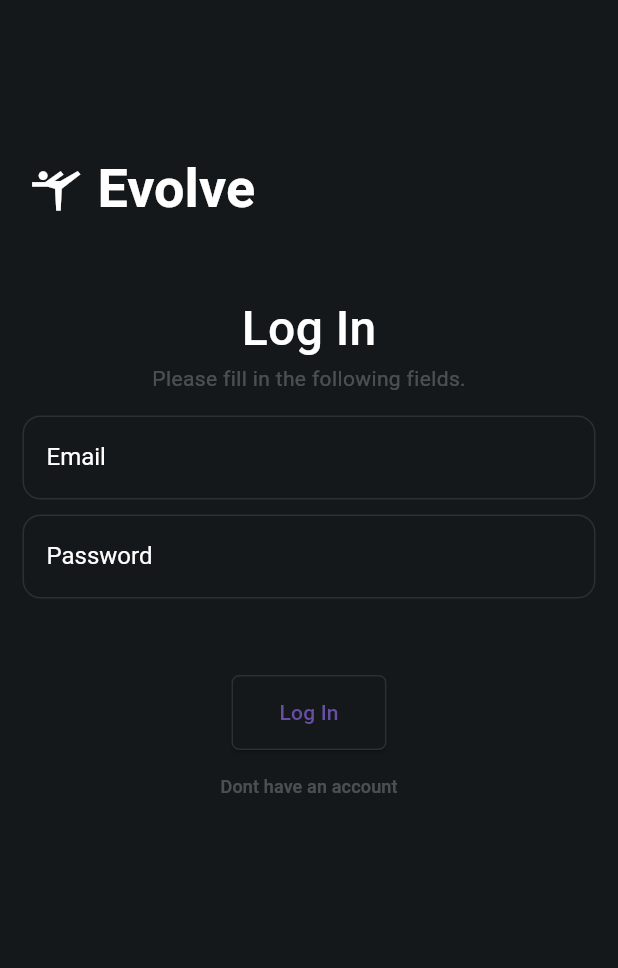
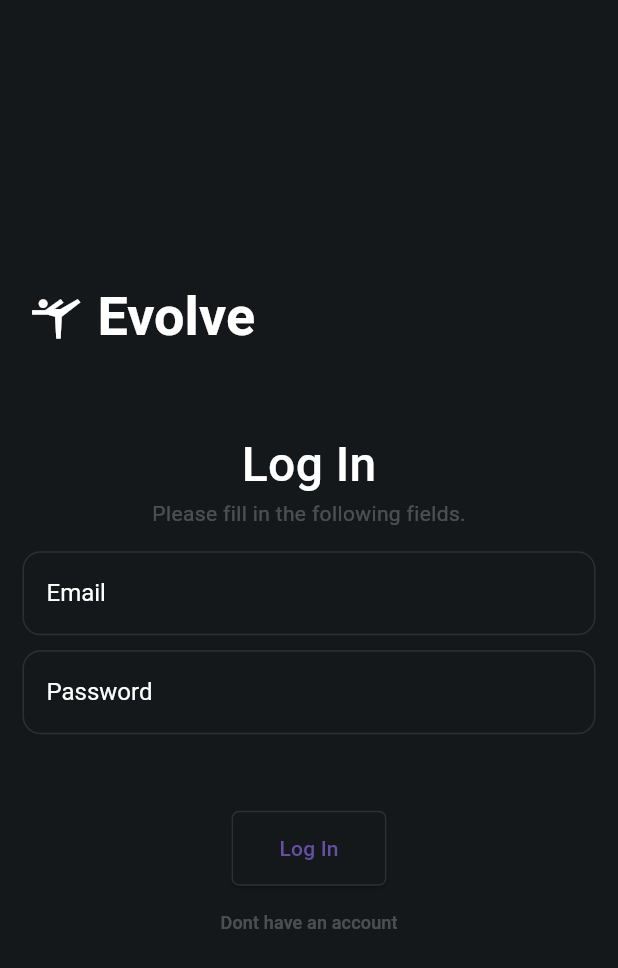
Before and after one commit to DamianoMiloncini/AppDevProject, a Flutter app: the SignInPage screen opened directly, on a phone screen of 412 x 824 dp. Shown: the top 968 px of the screen. Run offline on Flutter 3.47's test engine with Material 3 defaults, Android fonts, the phone set to English and light mode, and no system bars; our stand-ins replace animated_splash_screen, cloud_firestore, firebase_auth, firebase_core, firebase_messaging, flutter_local_notifications and 5 more; accounts and stored records are empty; network calls fail; Roboto replaces fonts that are missing (Outfit, Readex Pro).

Commit message:
A few changes and updates

```diff
--- a/lib/HomePage.dart
+++ b/lib/HomePage.dart
@@ -257,7 +257,7 @@ class _HomePageState extends State<HomePage> {
                                             child: Row(
                                               crossAxisAlignment: CrossAxisAlignment.center,
                                               children: [
-                                                Icon(isLiked ? Icons.favorite : Icons.favorite_border),
+                                                Icon(Icons.favorite_outline),
                                                 SizedBox(width: 5,),
                                                 Text(data['likes'].toString(), style: TextStyle(fontSize: 16),),
                                               ],
--- a/lib/InitialPage.dart
+++ b/lib/InitialPage.dart
@@ -49,7 +49,7 @@ class MyApp extends StatefulWidget {
 
 class _MyAppState extends State<MyApp> {
   //variable to set a state field for the theme
-  ThemeMode _themeMode = ThemeMode.system;
+  ThemeMode _themeMode = ThemeMode.dark;
 
   @override
   Widget build(BuildContext context) {
--- a/lib/PostFromRoutine.dart
+++ b/lib/PostFromRoutine.dart
@@ -83,6 +83,7 @@ class _PostFromRoutineState extends State<PostFromRoutine> {
       'description': _description.text,
       'timestamp': date,
       'exercises': exercises,
+      'likes': 0,
     })
         .then((value) => print('posts added to firebase'))
         .catchError((error) => print('failed to add the posts to firebase $error')
--- a/lib/createAccount.dart
+++ b/lib/createAccount.dart
@@ -165,6 +165,7 @@ String image_selected = "1";
                 child: Container(
                     color: Color.fromRGBO(20, 24, 27, 1),
                     child: Column(
+                      mainAxisAlignment: MainAxisAlignment.center,
                       children: [
                         Padding(
                           padding: EdgeInsets.fromLTRB(20, 80, 0, 35),
--- a/lib/logIn.dart
+++ b/lib/logIn.dart
@@ -281,9 +281,10 @@ class _SignInPageState extends State<SignInPage> {
             child: Container(
                 color: Color.fromRGBO(20, 24, 27, 1),
                 child: Column(
+                  mainAxisAlignment: MainAxisAlignment.center,
                   children: [
                     Padding(
-                      padding: EdgeInsets.fromLTRB(20, 100, 0, 45),
+                      padding: EdgeInsets.fromLTRB(20, 0, 0, 50),
                       child: Row(
                         children: [
                           Icon(
@@ -352,6 +353,7 @@ class _SignInPageState extends State<SignInPage> {
                             ),
                             SizedBox(height: 10),
                             TextFormField(
+                              obscureText: true,
                                 style: TextStyle(
                                   color: Colors.white,
                                 ),
```
Also changed, not shown: lib/SplashScreen.dart (+11 -11 lines).
